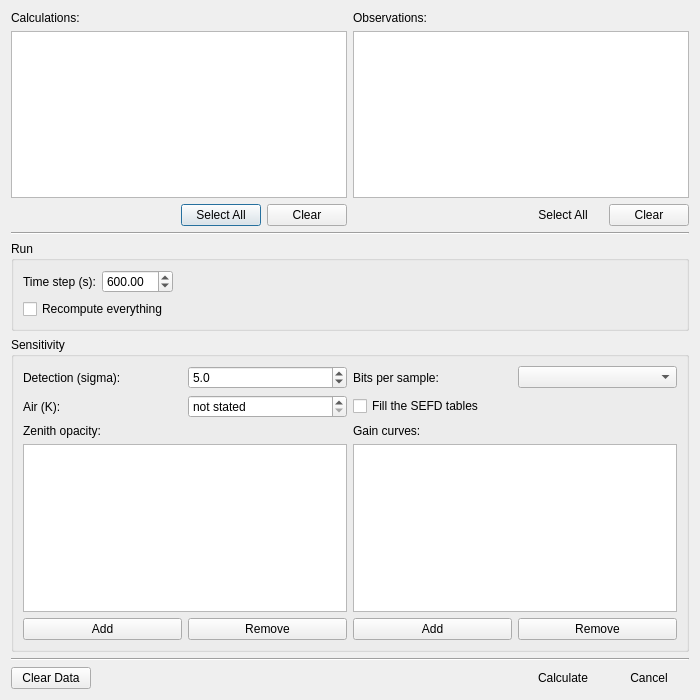
Torward1024/pAstroCORE, file pastrocore/gui_pyside/dialog_calculations.ui: the form before one commit.
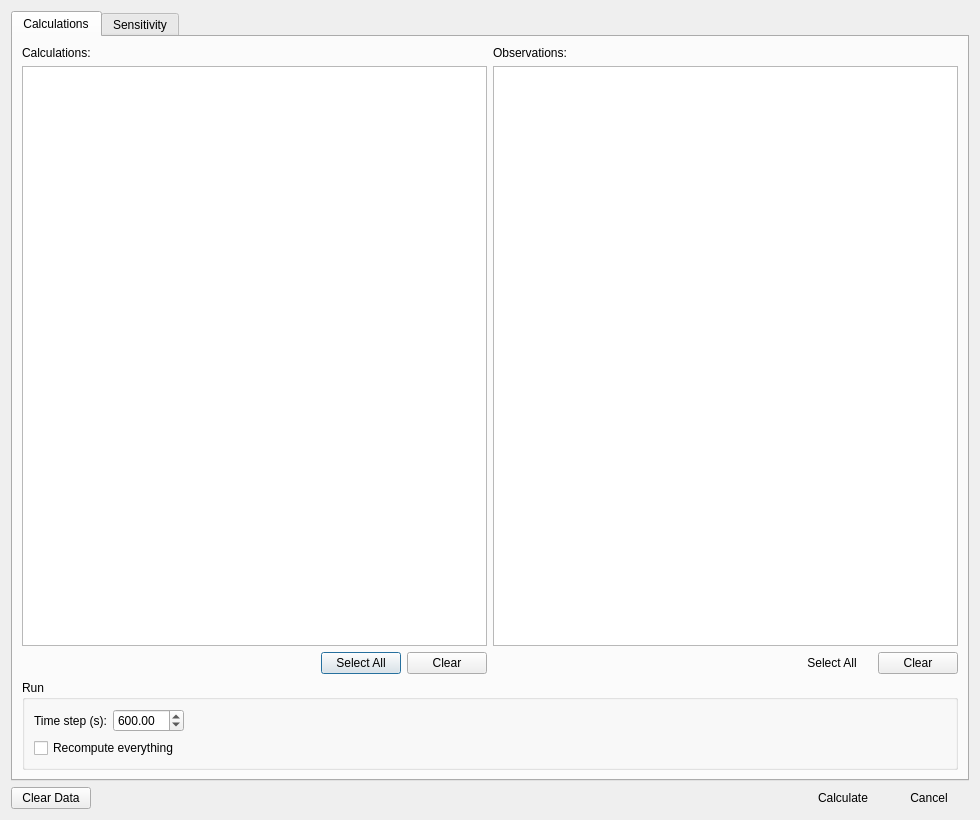
The form after the commit. Icons and pictures are not drawn.

```diff
--- a/pastrocore/gui_pyside/dialog_calculations.ui
+++ b/pastrocore/gui_pyside/dialog_calculations.ui
@@ -9,8 +9,8 @@
    <rect>
     <x>0</x>
     <y>0</y>
-    <width>700</width>
-    <height>700</height>
+    <width>980</width>
+    <height>820</height>
    </rect>
   </property>
   <property name="sizePolicy">
@@ -30,15 +30,7 @@
    <bool>true</bool>
   </property>
   <layout class="QGridLayout" name="gridLayout_3">
-   <item row="1" column="0">
-    <widget class="Line" name="line">
-     <property name="orientation">
-      <enum>Qt::Orientation::Horizontal</enum>
-     </property>
-    </widget>
-   </item>
-   <item row="0" column="0">
-    <layout class="QGridLayout" name="gridLayout">
+   <item row="0" column="0"><widget class="QTabWidget" name="tabs"><property name="currentIndex"><number>0</number></property><widget class="QWidget" name="tabCalculations"><attribute name="title"><string>Calculations</string></attribute><layout class="QGridLayout" name="layouttabCalculations"><item row="0" column="0"><layout class="QGridLayout" name="gridLayout">
      <item row="6" column="2">
       <layout class="QHBoxLayout" name="horizontalLayout_2">
        <item>
@@ -129,9 +121,7 @@
       </layout>
      </item>
     </layout>
-   </item>
-   <item row="2" column="0">
-    <widget class="QGroupBox" name="groupRun">
+   </item><item row="1" column="0"><widget class="QGroupBox" name="groupRun">
      <property name="title">
       <string>Run</string>
      </property>
@@ -193,66 +183,11 @@
      </item>
      </layout>
     </widget>
-   </item>
-   <item row="5" column="0">
-    <layout class="QHBoxLayout" name="buttonLayout">
-     <item>
-      <widget class="QPushButton" name="clrButton">
-       <property name="text">
-        <string>Clear Data</string>
-       </property>
-      </widget>
-     </item>
-     <item>
-      <spacer name="horizontalSpacer">
-       <property name="orientation">
-        <enum>Qt::Orientation::Horizontal</enum>
-       </property>
-       <property name="sizeHint" stdset="0">
-        <size>
-         <width>40</width>
-         <height>20</height>
-        </size>
-       </property>
-      </spacer>
-     </item>
-     <item>
-      <widget class="QPushButton" name="calcButton">
-       <property name="role" stdset="0">
-        <string>primary</string>
-       </property>
-       <property name="text">
-        <string>Calculate</string>
-       </property>
-       <property name="autoDefault">
-        <bool>false</bool>
-       </property>
-       <property name="flat">
-        <bool>true</bool>
-       </property>
-      </widget>
-     </item>
-     <item>
-      <widget class="QPushButton" name="cancelButton">
-       <property name="text">
-        <string>Cancel</string>
-       </property>
-       <property name="autoDefault">
-        <bool>true</bool>
-       </property>
-       <property name="flat">
-        <bool>true</bool>
-       </property>
-      </widget>
-     </item>
-    </layout>
-   </item>
-   <item row="3" column="0">
-    <layout class="QGridLayout" name="gridLayout_2">
+   </item></layout></widget><widget class="QWidget" name="tabSensitivity"><attribute name="title"><string>Sensitivity</string></attribute><layout class="QGridLayout" name="layouttabSensitivity"><item row="0" column="0"><layout class="QGridLayout" name="gridLayout_2">
      <item row="2" column="0" colspan="2">
       <widget class="QGroupBox" name="groupSensitivity">
        <property name="title">
-        <string>Sensitivity</string>
+        <string></string>
        </property>
        <layout class="QGridLayout" name="gridLayoutSensitivity">
         <item row="0" column="0">
@@ -426,15 +361,58 @@
       </widget>
      </item>
     </layout>
-   </item>
-   <item row="4" column="0">
-    <widget class="Line" name="line_2">
-     <property name="orientation">
-      <enum>Qt::Orientation::Horizontal</enum>
-     </property>
-    </widget>
-   </item>
-  </layout>
+   </item></layout></widget></widget></item><item row="1" column="0"><layout class="QHBoxLayout" name="buttonLayout">
+     <item>
+      <widget class="QPushButton" name="clrButton">
+       <property name="text">
+        <string>Clear Data</string>
+       </property>
+      </widget>
+     </item>
+     <item>
+      <spacer name="horizontalSpacer">
+       <property name="orientation">
+        <enum>Qt::Orientation::Horizontal</enum>
+       </property>
+       <property name="sizeHint" stdset="0">
+        <size>
+         <width>40</width>
+         <height>20</height>
+        </size>
+       </property>
+      </spacer>
+     </item>
+     <item>
+      <widget class="QPushButton" name="calcButton">
+       <property name="role" stdset="0">
+        <string>primary</string>
+       </property>
+       <property name="text">
+        <string>Calculate</string>
+       </property>
+       <property name="autoDefault">
+        <bool>false</bool>
+       </property>
+       <property name="flat">
+        <bool>true</bool>
+       </property>
+      </widget>
+     </item>
+     <item>
+      <widget class="QPushButton" name="cancelButton">
+       <property name="text">
+        <string>Cancel</string>
+       </property>
+       <property name="autoDefault">
+        <bool>true</bool>
+       </property>
+       <property name="flat">
+        <bool>true</bool>
+       </property>
+      </widget>
+     </item>
+    </layout>
+   </item></layout>
  </widget>
  <resources>
   <include location="../gui/icons/icons.qrc" />
```
Left out of the diff: 1 changed line with no effect on the pictures.
